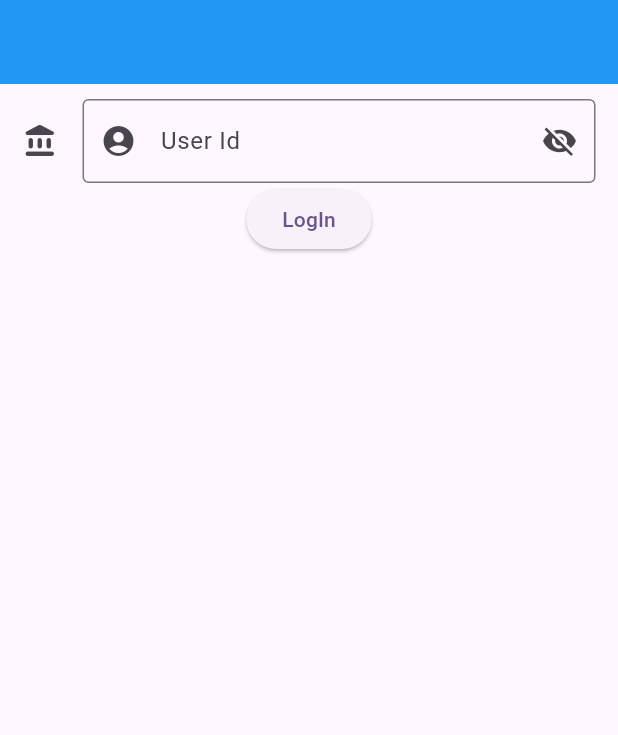
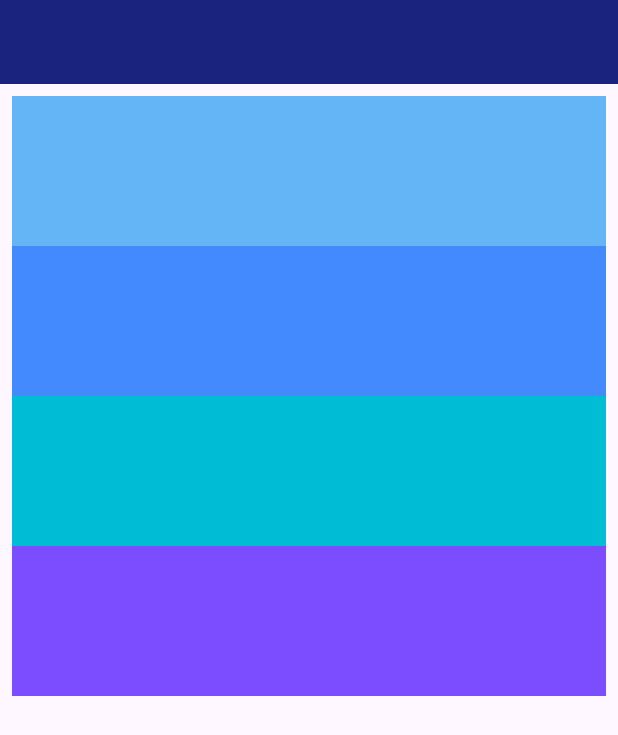
Before and after one commit to pkathiriya62/flutter, a Flutter app: the screen it shows after launch, on a phone screen of 412 x 824 dp. Shown: the top 735 px of the screen. Run offline on Flutter 3.47's test engine with Material 3 defaults, Android fonts, the phone set to English and light mode, and no system bars; our stand-ins replace google_fonts.

Commit message:
listview

```diff
--- /dev/null
+++ b/lib/listview.dart
@@ -0,0 +1,29 @@
+import 'package:flutter/material.dart';
+
+class ListviewScreen extends StatelessWidget {
+  const ListviewScreen({super.key});
+
+  @override
+  Widget build(BuildContext context) {
+    return Scaffold(
+      appBar: AppBar(
+        backgroundColor: Colors.indigo[900],
+      ),
+      body: Center(
+        child: Padding(
+          padding: const EdgeInsets.all(8.0),
+          child: Center(
+            child: ListView(
+              children: [
+                Container(height: 100,color: Colors.blue[300],),
+                Container(height: 100,color: Colors.blueAccent,),
+                Container(height: 100,color: Colors.cyan,),
+                Container(height: 100,color: Colors.deepPurpleAccent,),
+              ],
+            ),
+          ),
+        ),
+      ),
+    );
+  }
+}
--- a/lib/main.dart
+++ b/lib/main.dart
@@ -1,8 +1,4 @@
-//import 'package:first_project/button2.dart';
-//import 'package:first_project/buttons3.dart';
-//import 'package:first_project/textfield.dart';
-import 'package:first_project/textformfield.dart';
-//import 'package:first_project/buttons.dart';
+import 'package:first_project/listview.dart';
 import 'package:flutter/material.dart';
 
 void main() {
@@ -21,7 +17,7 @@ class MyApp extends StatelessWidget {
         colorScheme: ColorScheme.fromSeed(seedColor: Colors.deepPurple),
         useMaterial3: true,
       ),
-      home: const TextFildWidget(),
+      home: const ListviewScreen(),
     );
   }
 }
```
